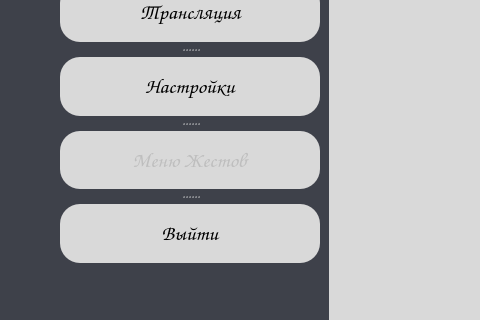
Before: the Qt Designer form src/qt_designer_files/content_window.ui in vergilhimself/HandSight, drawn with Qt 5; both pictures show x 0 to 480 and y 277 to 597 of the 1280 by 720 pixel window.
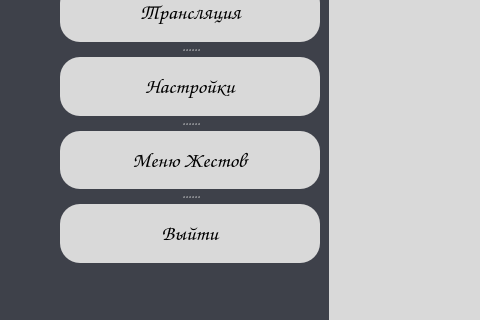
After: the same form once the commit is applied. Icons and pictures are not drawn.

What changed in the file:
```diff
--- a/src/qt_designer_files/content_window.ui
+++ b/src/qt_designer_files/content_window.ui
@@ -137,7 +137,7 @@
     </widget>
     <widget class="QPushButton" name="gestures_button">
      <property name="enabled">
-      <bool>false</bool>
+      <bool>true</bool>
      </property>
      <property name="font">
       <font>
```
